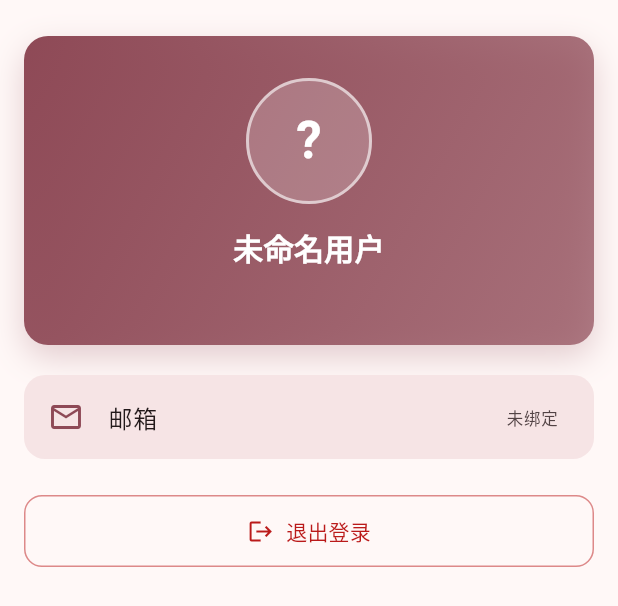
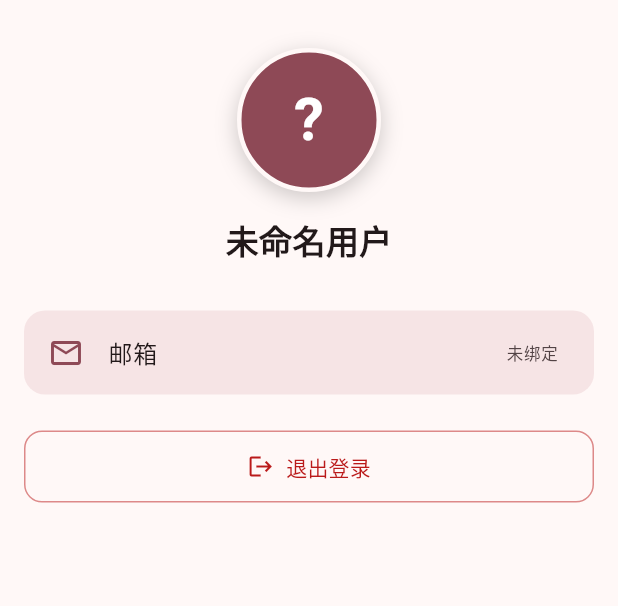
Before and after one commit to kaishui-server/XY-Music-Mobile, a Flutter app: the _ProfileView widget shown alone on an empty page, opened directly with empty values, on a phone screen of 412 x 824 dp. Shown: the top 606 px of the screen. Run offline on Flutter 3.47's test engine with Material 3 defaults, Android fonts, the phone set to English and light mode, and no system bars; our stand-ins replace flutter_riverpod, freezed_annotation, go_router, just_audio, shared_preferences; missing offline and left inert: dart:ffi, flutter_rust_bridge; accounts and stored records are empty.

Commit message:
优化账号页个人资料 UI
移除大面积粉色渐变卡，改为居中头像 + 角色胶囊标签 + 深色信息卡的简洁布局。

```diff
--- a/lib/pages/account/account_page.dart
+++ b/lib/pages/account/account_page.dart
@@ -418,52 +418,38 @@ class _ProfileView extends StatelessWidget {
   Widget build(BuildContext context) {
     final scheme = Theme.of(context).colorScheme;
     return ListView(
-      padding: const EdgeInsets.fromLTRB(16, 24, 16, 24),
+      padding: const EdgeInsets.fromLTRB(16, 32, 16, 24),
       children: [
-        // 资料卡：渐变背景 + 头像 + 昵称 + 弦予号
-        Container(
-          padding: const EdgeInsets.symmetric(vertical: 28, horizontal: 20),
-          decoration: BoxDecoration(
-            gradient: LinearGradient(
-              colors: [scheme.primary, scheme.primary.withValues(alpha: 0.7)],
-              begin: Alignment.topLeft,
-              end: Alignment.bottomRight,
-            ),
-            borderRadius: BorderRadius.circular(16),
-            boxShadow: [
-              BoxShadow(
-                color: scheme.primary.withValues(alpha: 0.25),
-                blurRadius: 18,
-                offset: const Offset(0, 8),
+        // 头像区：干净地居中放在页面背景上，无大色块
+        Center(child: _Avatar(user: user)),
+        const SizedBox(height: 16),
+        Center(
+          child: Text(
+            user.nickname.isEmpty ? '未命名用户' : user.nickname,
+            style: const TextStyle(fontSize: 22, fontWeight: FontWeight.bold),
+          ),
+        ),
+        if (user.role.isNotEmpty) ...[
+          const SizedBox(height: 8),
+          Center(
+            child: Container(
+              padding: const EdgeInsets.symmetric(horizontal: 12, vertical: 4),
+              decoration: BoxDecoration(
+                color: scheme.primaryContainer,
+                borderRadius: BorderRadius.circular(999),
               ),
-            ],
-          ),
-          child: Column(
-            children: [
-              _Avatar(user: user, onColor: scheme.onPrimary),
-              const SizedBox(height: 14),
-              Text(
-                user.nickname.isEmpty ? '未命名用户' : user.nickname,
+              child: Text(
+                user.role,
                 style: TextStyle(
-                  fontSize: 20,
-                  fontWeight: FontWeight.bold,
-                  color: scheme.onPrimary,
+                  fontSize: 12,
+                  fontWeight: FontWeight.w600,
+                  color: scheme.onPrimaryContainer,
                 ),
               ),
-              const SizedBox(height: 4),
-              Text(
-                user.ciyuanxiId != null && user.ciyuanxiId!.isNotEmpty
-                    ? '弦予号：${user.ciyuanxiId}'
-                    : (user.email.isEmpty ? '' : user.email),
-                style: TextStyle(
-                  fontSize: 13,
-                  color: scheme.onPrimary.withValues(alpha: 0.85),
-                ),
-              ),
-            ],
+            ),
           ),
-        ),
-        const SizedBox(height: 20),
+        ],
+        const SizedBox(height: 32),
         // 信息分组卡
         _InfoCard(
           children: [
@@ -477,12 +463,6 @@ class _ProfileView extends StatelessWidget {
                 icon: Icons.tag,
                 label: '弦予号',
                 value: user.ciyuanxiId!,
-              ),
-            if (user.role.isNotEmpty)
-              _InfoTile(
-                icon: Icons.workspace_premium_outlined,
-                label: '角色',
-                value: user.role,
               ),
           ],
         ),
@@ -505,35 +485,43 @@ class _ProfileView extends StatelessWidget {
   }
 }
 
-/// 头像：有网络头像则加载，否则用昵称首字符占位。
+/// 头像：有网络头像则加载，否则用昵称首字符 + 主题色实心底占位。
 class _Avatar extends StatelessWidget {
-  const _Avatar({required this.user, required this.onColor});
+  const _Avatar({required this.user});
   final AuthUser user;
-  final Color onColor;
 
   @override
   Widget build(BuildContext context) {
+    final scheme = Theme.of(context).colorScheme;
     final avatar = user.avatar;
     final hasAvatar = avatar != null && avatar.isNotEmpty;
     final fallbackChar = user.nickname.isEmpty
         ? '?'
         : String.fromCharCode(user.nickname.runes.first);
     return Container(
-      width: 84,
-      height: 84,
+      width: 96,
+      height: 96,
       decoration: BoxDecoration(
         shape: BoxShape.circle,
-        color: onColor.withValues(alpha: 0.2),
-        border: Border.all(color: onColor.withValues(alpha: 0.6), width: 2),
+        color: scheme.primary,
+        border: Border.all(color: scheme.surface, width: 3),
+        boxShadow: [
+          BoxShadow(
+            color: Colors.black.withValues(alpha: 0.2),
+            blurRadius: 12,
+            offset: const Offset(0, 4),
+          ),
+        ],
       ),
       clipBehavior: Clip.antiAlias,
       child: hasAvatar
           ? Image.network(
               avatar,
               fit: BoxFit.cover,
-              errorBuilder: (_, _, _) => _fallback(fallbackChar, onColor),
+              errorBuilder: (_, _, _) =>
+                  _fallback(fallbackChar, scheme.onPrimary),
             )
-          : _fallback(fallbackChar, onColor),
+          : _fallback(fallbackChar, scheme.onPrimary),
     );
   }
 
@@ -542,7 +530,7 @@ class _Avatar extends StatelessWidget {
       child: Text(
         char,
         style: TextStyle(
-            fontSize: 34, fontWeight: FontWeight.bold, color: color),
+            fontSize: 40, fontWeight: FontWeight.bold, color: color),
       ),
     );
   }
```
